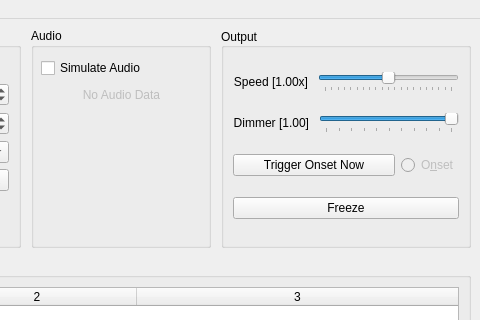
This is ui/firemix.ui in Openlights/firemix as Qt 5 draws it before an edit; both pictures show x 674 to 1154 and y 0 to 320 of the 1154 by 712 pixel window. The edited form follows.
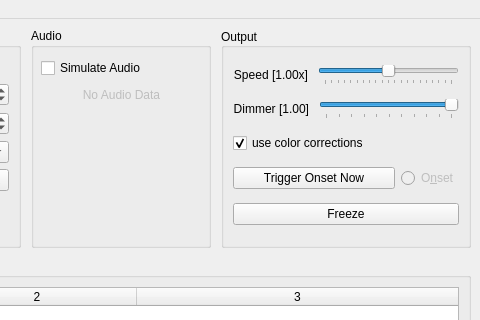
This is the edited form. Custom widgets are drawn as their Qt base class.

Commit message: first pass color space correction /  "perceptual" color conversion with UI for on/off toggle

Diff of the .ui file:
```diff
--- a/ui/firemix.ui
+++ b/ui/firemix.ui
@@ -570,6 +570,20 @@
                </item>
               </layout>
              </item>
+             <item>
+              <layout class="QHBoxLayout" name="horizontalLayout_6">
+               <item>
+                <widget class="QCheckBox" name="useColorCorrections">
+                 <property name="text">
+                  <string>use color corrections</string>
+                 </property>
+                 <property name="checked">
+                  <bool>true</bool>
+                 </property>
+                </widget>
+               </item>
+              </layout>
+             </item>
              <item>
               <layout class="QHBoxLayout" name="horizontalLayout_8" stretch="1,0">
                <property name="leftMargin">
```
Left out of the diff: 2 changed lines with no effect on the pictures. The commit also changes 5 other files.
